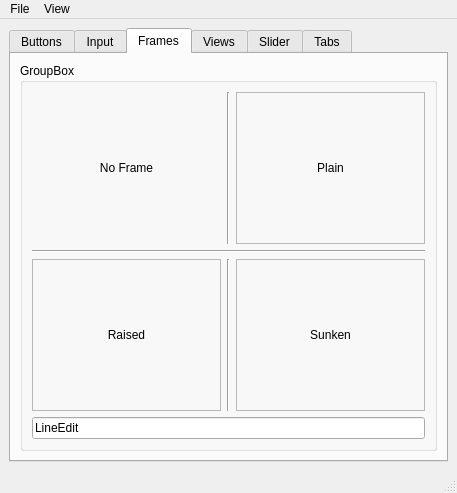
Qt form Oxygen/style/toys/uidemo.ui (mathieujobin/kde-playground-artwork) before a commit.
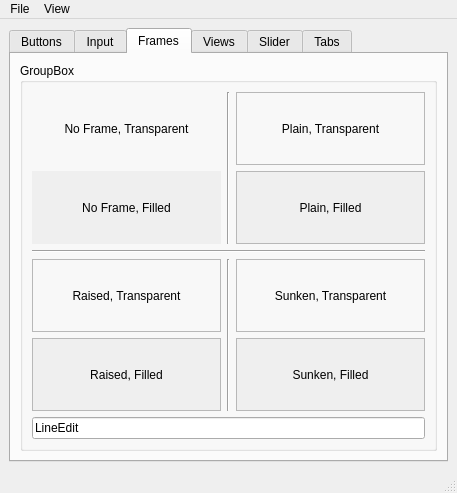
The same form after that commit. The open tabs and pages were chosen to show the change. Icons and pictures are not drawn. Custom widgets are drawn as their Qt base class.

Commit message: add auto-filled widgets as demonstration of oxygen (and plastique!) corner-overfill bug

The edit to the form file:
```diff
--- a/Oxygen/style/toys/uidemo.ui
+++ b/Oxygen/style/toys/uidemo.ui
@@ -556,72 +556,79 @@
            <string>GroupBox</string>
           </property>
           <layout class="QGridLayout" >
-           <property name="leftMargin" >
-            <number>9</number>
-           </property>
-           <property name="topMargin" >
-            <number>9</number>
-           </property>
-           <property name="rightMargin" >
-            <number>9</number>
-           </property>
-           <property name="bottomMargin" >
-            <number>9</number>
-           </property>
-           <property name="horizontalSpacing" >
-            <number>6</number>
-           </property>
-           <property name="verticalSpacing" >
-            <number>6</number>
-           </property>
-           <item row="1" column="0" colspan="3" >
-            <widget class="Line" name="line" >
-             <property name="orientation" >
-              <enum>Qt::Horizontal</enum>
-             </property>
-            </widget>
-           </item>
-           <item row="3" column="0" colspan="3" >
-            <widget class="QLineEdit" name="lineEdit_2" >
-             <property name="text" >
-              <string>LineEdit</string>
-             </property>
-            </widget>
-           </item>
-           <item row="0" column="2" >
-            <widget class="QLabel" name="label_9" >
-             <property name="frameShape" >
-              <enum>QFrame::StyledPanel</enum>
-             </property>
-             <property name="frameShadow" >
-              <enum>QFrame::Plain</enum>
-             </property>
-             <property name="text" >
-              <string>Plain</string>
-             </property>
-             <property name="alignment" >
-              <set>Qt::AlignCenter</set>
-             </property>
-            </widget>
-           </item>
            <item row="0" column="0" >
             <widget class="QLabel" name="label_8" >
              <property name="text" >
-              <string>No Frame</string>
+              <string>No Frame, Transparent</string>
              </property>
              <property name="alignment" >
               <set>Qt::AlignCenter</set>
              </property>
             </widget>
            </item>
-           <item row="0" column="1" >
+           <item rowspan="2" row="0" column="1" >
             <widget class="Line" name="line_3" >
              <property name="orientation" >
               <enum>Qt::Vertical</enum>
              </property>
             </widget>
            </item>
-           <item row="2" column="0" >
+           <item row="0" column="2" >
+            <widget class="QLabel" name="label_9" >
+             <property name="frameShape" >
+              <enum>QFrame::StyledPanel</enum>
+             </property>
+             <property name="frameShadow" >
+              <enum>QFrame::Plain</enum>
+             </property>
+             <property name="text" >
+              <string>Plain, Transparent</string>
+             </property>
+             <property name="alignment" >
+              <set>Qt::AlignCenter</set>
+             </property>
+            </widget>
+           </item>
+           <item row="1" column="0" >
+            <widget class="QLabel" name="label_15" >
+             <property name="autoFillBackground" >
+              <bool>true</bool>
+             </property>
+             <property name="text" >
+              <string>No Frame, Filled</string>
+             </property>
+             <property name="alignment" >
+              <set>Qt::AlignCenter</set>
+             </property>
+            </widget>
+           </item>
+           <item row="1" column="2" >
+            <widget class="QLabel" name="label_13" >
+             <property name="autoFillBackground" >
+              <bool>true</bool>
+             </property>
+             <property name="frameShape" >
+              <enum>QFrame::StyledPanel</enum>
+             </property>
+             <property name="frameShadow" >
+              <enum>QFrame::Plain</enum>
+             </property>
+             <property name="text" >
+              <string>Plain, Filled</string>
+             </property>
+             <property name="alignment" >
+              <set>Qt::AlignCenter</set>
+             </property>
+            </widget>
+           </item>
+           <item row="2" column="0" colspan="3" >
+            <widget class="Line" name="line" >
+             <property name="orientation" >
+              <enum>Qt::Horizontal</enum>
+             </property>
+            </widget>
+           </item>
+           <item row="3" column="0" >
             <widget class="QLabel" name="label_10" >
              <property name="frameShape" >
               <enum>QFrame::StyledPanel</enum>
@@ -630,36 +637,81 @@
               <enum>QFrame::Raised</enum>
              </property>
              <property name="text" >
-              <string>Raised</string>
+              <string>Raised, Transparent</string>
              </property>
              <property name="alignment" >
               <set>Qt::AlignCenter</set>
              </property>
             </widget>
            </item>
-           <item row="2" column="2" >
-            <widget class="QLabel" name="label_11" >
-             <property name="frameShape" >
-              <enum>QFrame::StyledPanel</enum>
-             </property>
-             <property name="frameShadow" >
-              <enum>QFrame::Sunken</enum>
-             </property>
-             <property name="text" >
-              <string>Sunken</string>
-             </property>
-             <property name="alignment" >
-              <set>Qt::AlignCenter</set>
-             </property>
-            </widget>
-           </item>
-           <item row="2" column="1" >
+           <item rowspan="2" row="3" column="1" >
             <widget class="Line" name="line_2" >
              <property name="orientation" >
               <enum>Qt::Vertical</enum>
              </property>
             </widget>
            </item>
+           <item row="3" column="2" >
+            <widget class="QLabel" name="label_11" >
+             <property name="frameShape" >
+              <enum>QFrame::StyledPanel</enum>
+             </property>
+             <property name="frameShadow" >
+              <enum>QFrame::Sunken</enum>
+             </property>
+             <property name="text" >
+              <string>Sunken, Transparent</string>
+             </property>
+             <property name="alignment" >
+              <set>Qt::AlignCenter</set>
+             </property>
+            </widget>
+           </item>
+           <item row="4" column="0" >
+            <widget class="QLabel" name="label_14" >
+             <property name="autoFillBackground" >
+              <bool>true</bool>
+             </property>
+             <property name="frameShape" >
+              <enum>QFrame::StyledPanel</enum>
+             </property>
+             <property name="frameShadow" >
+              <enum>QFrame::Raised</enum>
+             </property>
+             <property name="text" >
+              <string>Raised, Filled</string>
+             </property>
+             <property name="alignment" >
+              <set>Qt::AlignCenter</set>
+             </property>
+            </widget>
+           </item>
+           <item row="4" column="2" >
+            <widget class="QLabel" name="label_16" >
+             <property name="autoFillBackground" >
+              <bool>true</bool>
+             </property>
+             <property name="frameShape" >
+              <enum>QFrame::StyledPanel</enum>
+             </property>
+             <property name="frameShadow" >
+              <enum>QFrame::Sunken</enum>
+             </property>
+             <property name="text" >
+              <string>Sunken, Filled</string>
+             </property>
+             <property name="alignment" >
+              <set>Qt::AlignCenter</set>
+             </property>
+            </widget>
+           </item>
+           <item row="5" column="0" colspan="3" >
+            <widget class="QLineEdit" name="lineEdit_2" >
+             <property name="text" >
+              <string>LineEdit</string>
+             </property>
+            </widget>
+           </item>
           </layout>
          </widget>
         </item>
@@ -709,22 +761,6 @@
             <string>New Column</string>
            </property>
           </column>
-          <item>
-           <property name="text" >
-            <string>New Item</string>
-           </property>
-           <property name="text" >
-            <string/>
-           </property>
-          </item>
-          <item>
-           <property name="text" >
-            <string>New Item</string>
-           </property>
-           <property name="text" >
-            <string/>
-           </property>
-          </item>
           <item>
            <property name="text" >
             <string>New Item</string>
@@ -853,6 +889,22 @@
             </item>
            </item>
           </item>
+          <item>
+           <property name="text" >
+            <string>New Item</string>
+           </property>
+           <property name="text" >
+            <string/>
+           </property>
+          </item>
+          <item>
+           <property name="text" >
+            <string>New Item</string>
+           </property>
+           <property name="text" >
+            <string/>
+           </property>
+          </item>
          </widget>
         </item>
         <item row="0" column="0" >
@@ -1400,8 +1452,8 @@
                 <rect>
                  <x>0</x>
                  <y>0</y>
-                 <width>395</width>
-                 <height>241</height>
+                 <width>96</width>
+                 <height>26</height>
                 </rect>
                </property>
                <attribute name="label" >
```
The commit also changes 1 other file.
